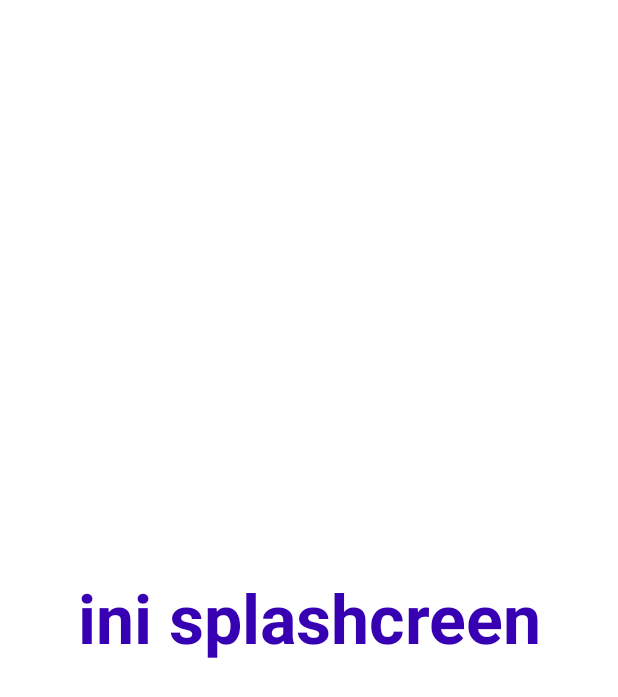
After one commit to AkuraDiary/Belajar-Android-Jetpack-Pro, an Android app: the layout activity_splashscreen.xml on its own in the app's theme, with its tools: preview values and no code run, on a phone screen of 412 x 824 dp. The commit adds this screen. Shown: the top 697 px of the screen. Run offline under Robolectric (Android 15) with nearby library versions, the phone set to English and light mode, and no system bars.

Commit message:
added Splashscreen activity

```diff
--- a/Submission1BAJPDicoding/app/build.gradle
+++ b/Submission1BAJPDicoding/app/build.gradle
@@ -52,7 +52,8 @@ dependencies {
     implementation "com.github.bumptech.glide:glide:$glideVersion"
     implementation 'androidx.viewpager:viewpager:1.0.0'
     kapt("com.github.bumptech.glide:compiler:$glideVersion")
-    implementation "com.victor:lib:$victorVersion"
+
+    implementation "com.victor:lib:$victorVersion"//rotate loading
 
     //Architecture Components dependencies
     implementation "androidx.lifecycle:lifecycle-livedata-ktx:$archLifecycleVersion"
--- a/Submission1BAJPDicoding/app/src/main/java/com/example/submission1bajpdicoding/MainActivity.kt
+++ b/Submission1BAJPDicoding/app/src/main/java/com/example/submission1bajpdicoding/ui/MainActivity.kt
@@ -1,7 +1,8 @@
-package com.example.submission1bajpdicoding
+package com.example.submission1bajpdicoding.ui
 
 import androidx.appcompat.app.AppCompatActivity
 import android.os.Bundle
+import com.example.submission1bajpdicoding.R
 
 class MainActivity : AppCompatActivity() {
     override fun onCreate(savedInstanceState: Bundle?) {
--- a/Submission1BAJPDicoding/app/src/main/res/layout/activity_main.xml
+++ b/Submission1BAJPDicoding/app/src/main/res/layout/activity_main.xml
@@ -4,7 +4,7 @@
     xmlns:tools="http://schemas.android.com/tools"
     android:layout_width="match_parent"
     android:layout_height="match_parent"
-    tools:context=".MainActivity">
+    tools:context=".ui.MainActivity">
 
     <TextView
         android:layout_width="wrap_content"
--- /dev/null
+++ b/Submission1BAJPDicoding/app/src/main/res/layout/activity_splashscreen.xml
@@ -0,0 +1,19 @@
+<?xml version="1.0" encoding="utf-8"?>
+<LinearLayout xmlns:android="http://schemas.android.com/apk/res/android"
+    xmlns:app="http://schemas.android.com/apk/res-auto"
+    xmlns:tools="http://schemas.android.com/tools"
+    android:layout_width="match_parent"
+    android:layout_height="match_parent"
+    tools:context=".ui.Splashscreen">
+
+    <TextView
+        android:layout_width="match_parent"
+        android:layout_height="wrap_content"
+        android:layout_gravity="center"
+        android:text="@string/dummy_splashscreen_text"
+        android:textColor="@color/purple_700"
+        android:textSize="45sp"
+        android:textStyle="bold"
+        android:gravity="center"/>
+
+</LinearLayout>
--- a/Submission1BAJPDicoding/app/src/main/res/values/strings.xml
+++ b/Submission1BAJPDicoding/app/src/main/res/values/strings.xml
@@ -1,3 +1,4 @@
 <resources>
     <string name="app_name">Submission1BAJPDicoding</string>
+    <string name="dummy_splashscreen_text">ini splashcreen</string>
 </resources>
```
Also changed, not shown: Submission1BAJPDicoding/app/src/main/AndroidManifest.xml (+14 -3 lines), Submission1BAJPDicoding/app/src/main/java/com/example/submission1bajpdicoding/ui/Splashscreen.kt (added, +36 -0 lines).
